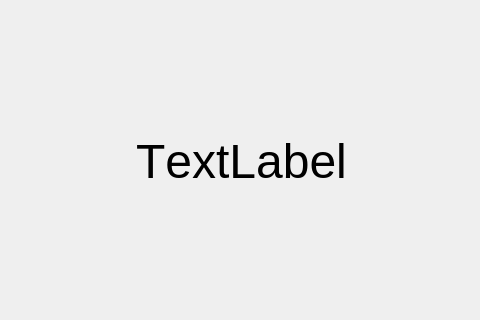
Qt form MorseCodeLearner/lessonwindow.ui (UofU-CS3505/cs3505-assignment9-the_tigers) before a commit; both pictures show x 399 to 879 and y 239 to 559 of the 1280 by 720 pixel window.
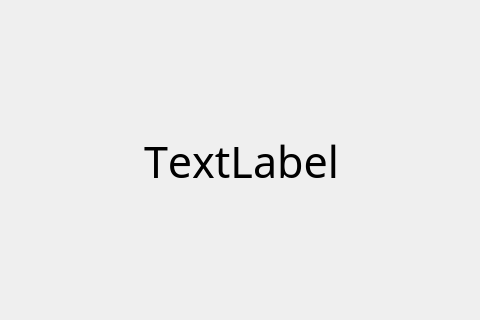
The same form after that commit. The open tabs and pages were chosen to show the change.

Commit message: Decreased font size and fixed accidental font changes in lesson mode labels

Diff of the .ui file:
```diff
--- a/MorseCodeLearner/lessonwindow.ui
+++ b/MorseCodeLearner/lessonwindow.ui
@@ -115,8 +115,8 @@
      </property>
      <property name="font">
       <font>
-       <family>Segoe UI</family>
-       <pointsize>36</pointsize>
+       <family>OldNewspaperTypes</family>
+       <pointsize>32</pointsize>
        <kerning>false</kerning>
       </font>
      </property>
```
Left out of the diff: 2 changed lines with no effect on the pictures.
